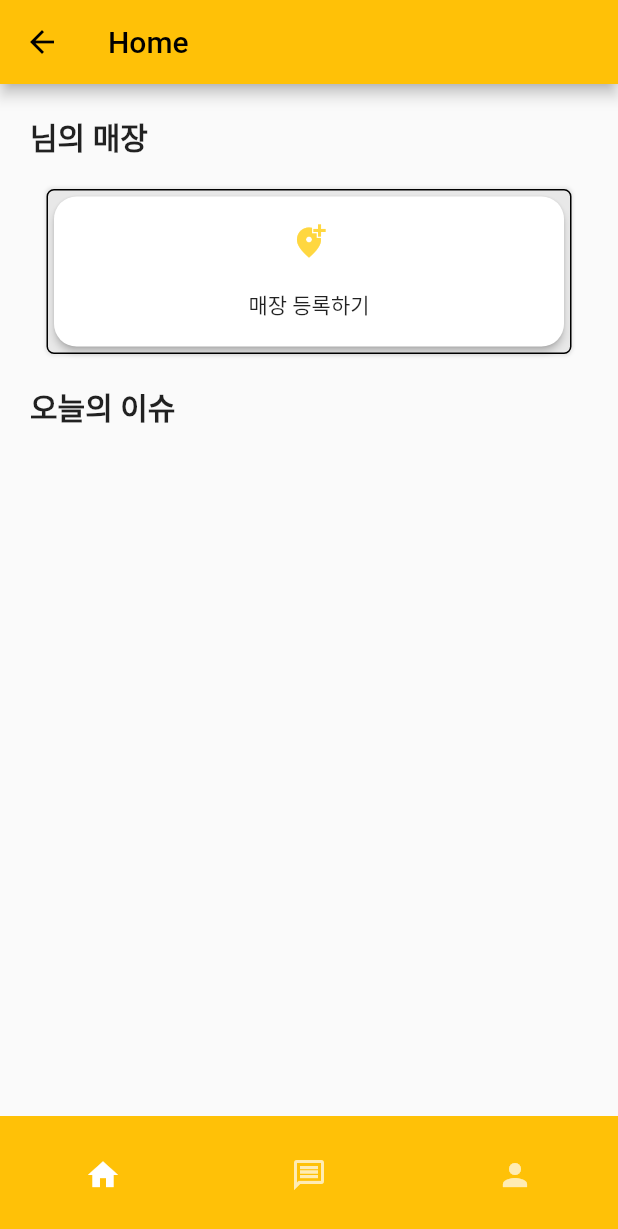
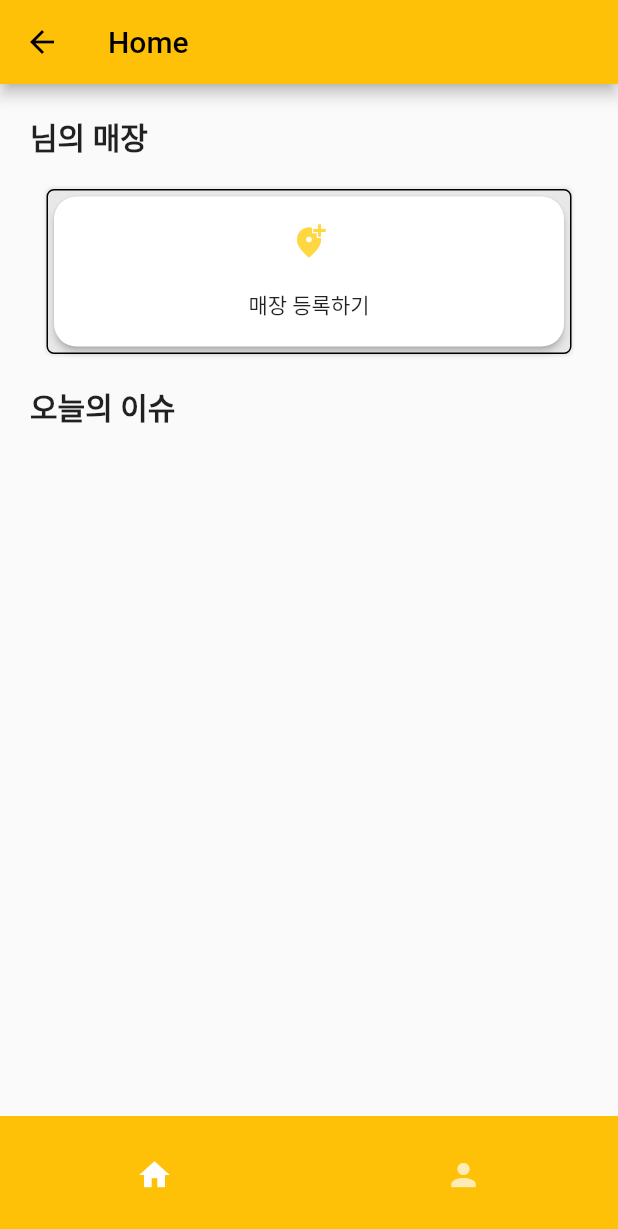
Before and after one commit to EthanYJLee/Jeju_Flutter_Python, a Flutter app: the Menu screen opened directly, on a phone screen of 412 x 824 dp. Shown: the top 1229 px of the screen. Run offline on Flutter 3.47's test engine with Material 2 defaults, Android fonts, the light colour scheme and no system bars; our stand-ins replace shared_preferences, syncfusion_flutter_charts; missing offline and left inert: dart:ffi, flutter_naver_login, month_picker_dialog_2; accounts and stored records are empty; network calls fail; Roboto replaces fonts that are missing (text); statements that could not run were skipped.

Commit message:
no message

```diff
--- a/jeju_app/lib/view/menu.dart
+++ b/jeju_app/lib/view/menu.dart
@@ -18,7 +18,7 @@ class _MenuState extends State<Menu> with SingleTickerProviderStateMixin {
   void initState() {
     // TODO: implement initState
     super.initState();
-    controller = TabController(length: 3, vsync: this);
+    controller = TabController(length: 2, vsync: this);
   }
 
   @override
@@ -26,7 +26,7 @@ class _MenuState extends State<Menu> with SingleTickerProviderStateMixin {
     return Scaffold(
       body: TabBarView(
         controller: controller,
-        children: const [Home(), Chat(), MyPage()],
+        children: const [Home(), MyPage()],
       ),
       bottomNavigationBar: Container(
         height: 80,
@@ -40,11 +40,11 @@ class _MenuState extends State<Menu> with SingleTickerProviderStateMixin {
                   Icons.home,
                 ),
               ),
-              Tab(
-                child: Icon(
-                  Icons.message_outlined,
-                ),
-              ),
+              // Tab(
+              //   child: Icon(
+              //     Icons.message_outlined,
+              //   ),
+              // ),
               Tab(
                 child: Icon(
                   Icons.person,
```
